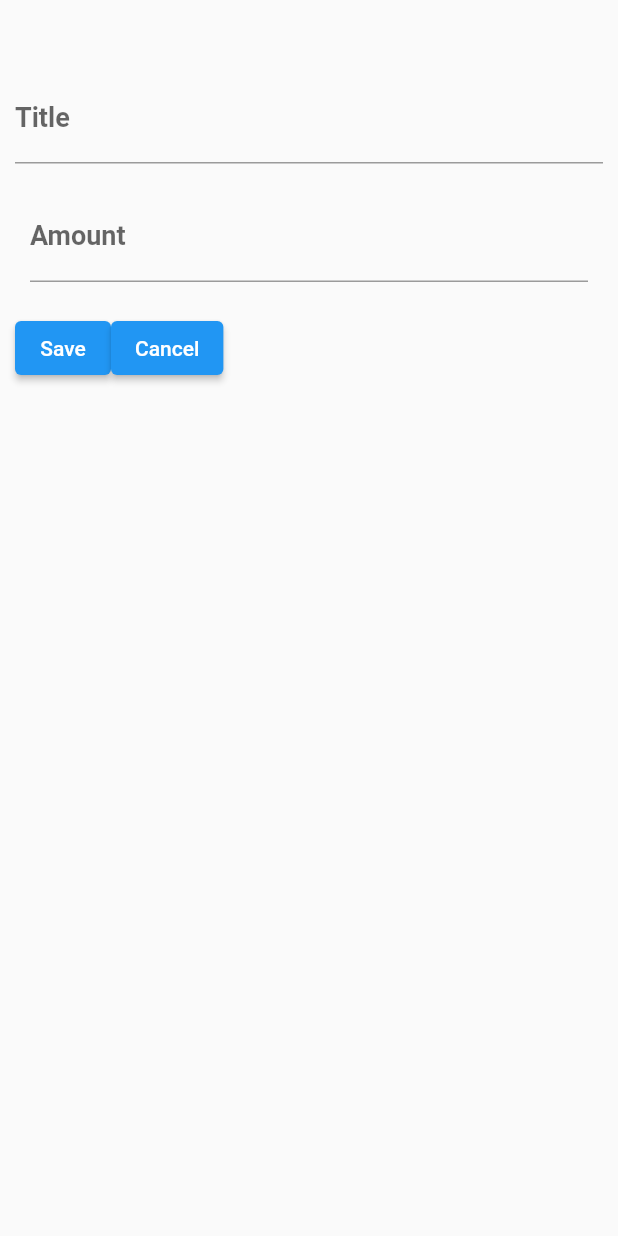
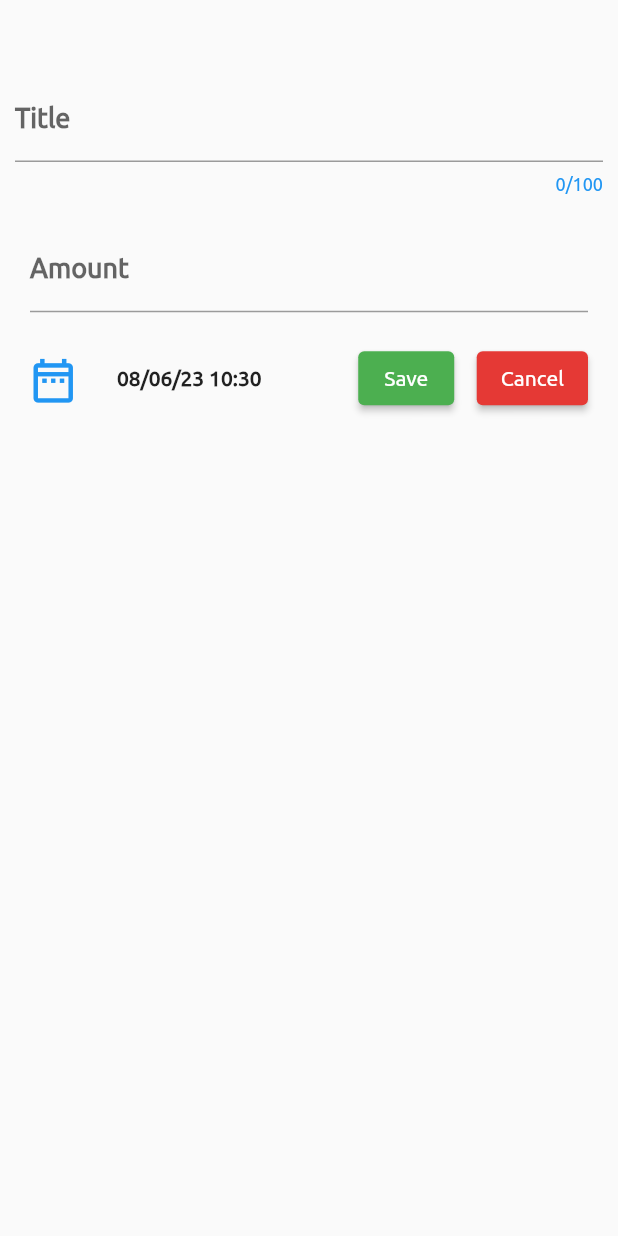
Before and after one commit to TsilaAllaoui/Akaonty-iT, a Flutter app: the screen it shows after launch, after a tap on the "add" icon, on a phone screen of 412 x 824 dp. Run offline on Flutter 3.47's test engine with Material 2 defaults, Android fonts, the phone set to English and light mode, and no system bars; drawn by our look-alikes of animated_bottom_navigation_bar; our stand-ins replace flutter_riverpod, permission_handler, sqflite; accounts and stored records are empty.

Commit message:
Fully working expense managament

```diff
--- a/lib/main.dart
+++ b/lib/main.dart
@@ -4,9 +4,13 @@ import 'package:expense/widgets/home.dart';
 
 void main() {
   runApp(
-    const ProviderScope(
+    ProviderScope(
       child: MaterialApp(
-        home: Home(),
+        theme: ThemeData(
+          primaryColor: Colors.grey,
+          fontFamily: "Ubuntu",
+        ),
+        home: const Home(),
       ),
     ),
   );
--- a/lib/widgets/expense_input.dart
+++ b/lib/widgets/expense_input.dart
@@ -13,6 +13,7 @@ class ExpenseInput extends ConsumerStatefulWidget {
 class _ExpenseInputState extends ConsumerState<ExpenseInput> {
   var titleController = TextEditingController();
   var amountController = TextEditingController();
+  String selectedDate = dateFormatter.format(DateTime.now());
 
   void addExpense(BuildContext ctx) async {
     var amount = int.tryParse(amountController.text);
@@ -33,6 +34,21 @@ class _ExpenseInputState extends ConsumerState<ExpenseInput> {
     Navigator.of(context).pop();
   }
 
+  Future<void> pickDate() async {
+    DateTime now = DateTime.now();
+    DateTime? d = await showDatePicker(
+        context: context,
+        initialDate: now,
+        firstDate: DateTime(now.year - 1, now.month, now.day),
+        lastDate: now);
+    if (d == null) {
+      ScaffoldMessenger.of(context)
+          .showSnackBar(const SnackBar(content: Text("Current date used")));
+      d = DateTime.now();
+    }
+    selectedDate = dateFormatter.format(d!);
+  }
+
   @override
   void dispose() {
     titleController.dispose();
@@ -47,11 +63,19 @@ class _ExpenseInputState extends ConsumerState<ExpenseInput> {
         child: Column(
           children: [
             TextField(
+              onTapOutside: (PointerDownEvent e) {
+                FocusManager.instance.primaryFocus?.unfocus();
+              },
               controller: titleController,
+              maxLength: 100,
               decoration: const InputDecoration(
+                counterStyle: TextStyle(color: Colors.blue),
                 label: Text(
                   "Title",
-                  style: TextStyle(fontSize: 18, fontWeight: FontWeight.bold),
+                  style: TextStyle(
+                    fontSize: 18,
+                    fontWeight: FontWeight.bold,
+                  ),
                 ),
               ),
             ),
@@ -65,10 +89,13 @@ class _ExpenseInputState extends ConsumerState<ExpenseInput> {
                     margin:
                         const EdgeInsets.symmetric(horizontal: 10, vertical: 0),
                     child: TextField(
+                      onTapOutside: (PointerDownEvent e) {
+                        FocusManager.instance.primaryFocus?.unfocus();
+                      },
                       controller: amountController,
                       keyboardType: TextInputType.number,
                       decoration: const InputDecoration(
-                        suffixText: "Ar",
+                        suffixText: "Fmg",
                         label: Text(
                           "Amount",
                           style: TextStyle(
@@ -85,10 +112,41 @@ class _ExpenseInputState extends ConsumerState<ExpenseInput> {
             ),
             Row(
               children: [
-                ElevatedButton(
-                    onPressed: () => addExpense(context),
-                    child: const Text("Save")),
-                ElevatedButton(onPressed: () {}, child: const Text("Cancel")),
+                Container(
+                    margin: const EdgeInsets.only(right: 20),
+                    child: IconButton(
+                      onPressed: pickDate,
+                      icon: const Icon(
+                        Icons.date_range_outlined,
+                        size: 35,
+                        color: Colors.blue,
+                      ),
+                    )),
+                Text(
+                  selectedDate,
+                  style: const TextStyle(fontWeight: FontWeight.w600),
+                ),
+                const Spacer(),
+                Container(
+                  margin: const EdgeInsets.symmetric(horizontal: 5),
+                  child: ElevatedButton(
+                      style: ButtonStyle(
+                        backgroundColor:
+                            MaterialStateProperty.all(Colors.green),
+                      ),
+                      onPressed: () => addExpense(context),
+                      child: const Text("Save")),
+                ),
+                Container(
+                  margin: const EdgeInsets.symmetric(horizontal: 10),
+                  child: ElevatedButton(
+                      style: ButtonStyle(
+                        backgroundColor:
+                            MaterialStateProperty.all(Colors.red.shade600),
+                      ),
+                      onPressed: () {},
+                      child: const Text("Cancel")),
+                ),
               ],
             )
           ],
--- a/lib/widgets/home.dart
+++ b/lib/widgets/home.dart
@@ -19,6 +19,7 @@ class Home extends ConsumerStatefulWidget {
 class _HomeState extends ConsumerState<Home> {
   int navIndex = 0;
   ExpenseItem? expenseToAdd;
+  late Future<dynamic> pendingTransaction;
 
   void openExpenseInput() {
     showModalBottomSheet(
@@ -31,17 +32,24 @@ class _HomeState extends ConsumerState<Home> {
     );
   }
 
-  Future<List<ExpenseItem>> getExpensesInDb() async {
+  Future<bool> getExpensesInDb() async {
+    debugPrint("In getExpensesInDb");
     await DatabaseHelper.createDatabase();
     var res = await DatabaseHelper.fetchExpense();
     ref.read(expensesProvider.notifier).setExpenses(res);
-    return res;
+    return true;
+  }
+
+  @override
+  void initState() {
+    pendingTransaction = getExpensesInDb();
+    super.initState();
   }
 
   @override
   Widget build(BuildContext context) {
     return FutureBuilder(
-      future: getExpensesInDb(),
+      future: pendingTransaction,
       builder: (context, snapshot) {
         if (snapshot.connectionState == ConnectionState.done) {
           return Scaffold(
@@ -73,7 +81,9 @@ class _HomeState extends ConsumerState<Home> {
               gapLocation: GapLocation.center,
               leftCornerRadius: 32,
               rightCornerRadius: 32,
-              onTap: (index) => setState(() => navIndex = index),
+              onTap: (index) {
+                // setState(() => navIndex = index
+              },
             ),
           );
         } else {
```
Also changed, not shown: lib/widgets/expense.dart (+8 -3 lines), pubspec.yaml (+8 -0 lines), assets/fonts/Oswald-Regular.ttf (added), assets/fonts/Ubuntu-Regular.ttf (added).
